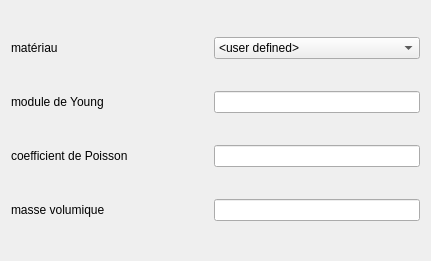
Above: trunk/Ui/physicalParameters.ui from BackupTheBerlios/qtfin-svn before the change. Below: the same form after it.
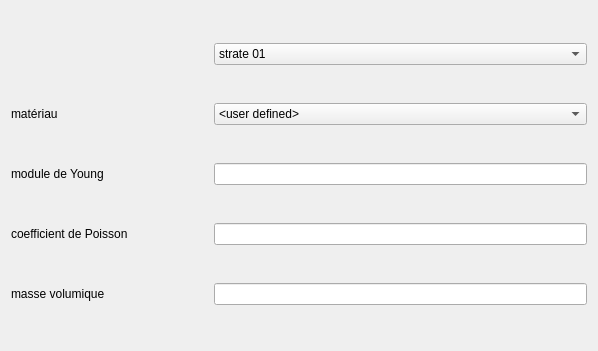
That is the form after the change. Icons and pictures are not drawn.

```diff
--- a/trunk/Ui/physicalParameters.ui
+++ b/trunk/Ui/physicalParameters.ui
@@ -5,22 +5,22 @@
    <rect>
     <x>0</x>
     <y>0</y>
-    <width>431</width>
-    <height>261</height>
+    <width>598</width>
+    <height>351</height>
    </rect>
   </property>
   <property name="windowTitle" >
    <string>Physical Parameters</string>
   </property>
   <layout class="QGridLayout" name="gridLayout" >
-   <item row="0" column="0" >
+   <item row="1" column="0" >
     <widget class="QLabel" name="label" >
      <property name="text" >
       <string>matériau</string>
      </property>
     </widget>
    </item>
-   <item row="0" column="2" >
+   <item row="1" column="2" >
     <widget class="QComboBox" name="comboBox" >
      <item>
       <property name="text" >
@@ -49,37 +49,37 @@
      </item>
     </widget>
    </item>
-   <item row="1" column="0" >
+   <item row="2" column="0" >
     <widget class="QLabel" name="label_2" >
      <property name="text" >
       <string>module de Young</string>
      </property>
     </widget>
    </item>
-   <item row="2" column="0" >
+   <item row="3" column="0" >
     <widget class="QLabel" name="label_3" >
      <property name="text" >
       <string>coefficient de Poisson</string>
      </property>
     </widget>
    </item>
-   <item row="3" column="0" >
+   <item row="4" column="0" >
     <widget class="QLabel" name="label_4" >
      <property name="text" >
       <string>masse volumique</string>
      </property>
     </widget>
    </item>
-   <item row="1" column="2" >
-    <widget class="QLineEdit" name="lineEdit" />
-   </item>
    <item row="2" column="2" >
-    <widget class="QLineEdit" name="lineEdit_2" />
+    <widget class="QLineEdit" name="lineEdit" />
    </item>
    <item row="3" column="2" >
+    <widget class="QLineEdit" name="lineEdit_2" />
+   </item>
+   <item row="4" column="2" >
     <widget class="QLineEdit" name="lineEdit_3" />
    </item>
-   <item row="0" column="1" >
+   <item row="1" column="1" >
     <spacer name="horizontalSpacer" >
      <property name="orientation" >
       <enum>Qt::Horizontal</enum>
@@ -95,6 +95,28 @@
      </property>
     </spacer>
    </item>
+   <item row="0" column="2" >
+    <widget class="QComboBox" name="comboBox_2" >
+     <item>
+      <property name="text" >
+       <string>strate 01</string>
+      </property>
+      <property name="icon" >
+       <iconset resource="../resources/icons.qrc" >
+        <normaloff>:/SilkIconSet/icons/shape_align_left.png</normaloff>:/SilkIconSet/icons/shape_align_left.png</iconset>
+      </property>
+     </item>
+     <item>
+      <property name="text" >
+       <string>strate 02</string>
+      </property>
+      <property name="icon" >
+       <iconset resource="../resources/icons.qrc" >
+        <normaloff>:/SilkIconSet/icons/shape_align_left.png</normaloff>:/SilkIconSet/icons/shape_align_left.png</iconset>
+      </property>
+     </item>
+    </widget>
+   </item>
   </layout>
  </widget>
  <resources/>
```
Left out of the diff: 4 changed lines with no effect on the pictures.
